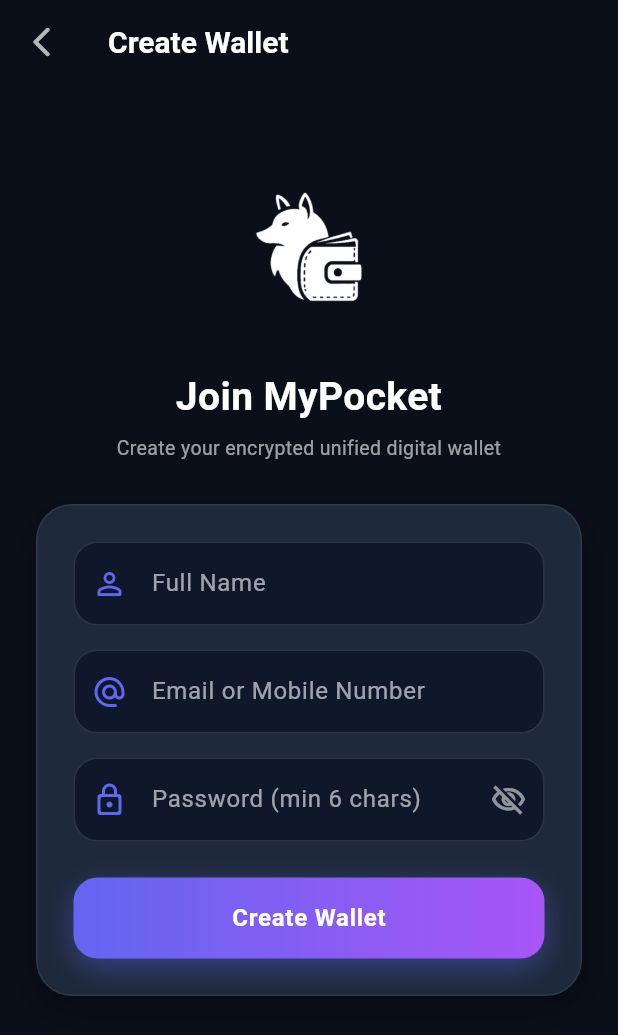
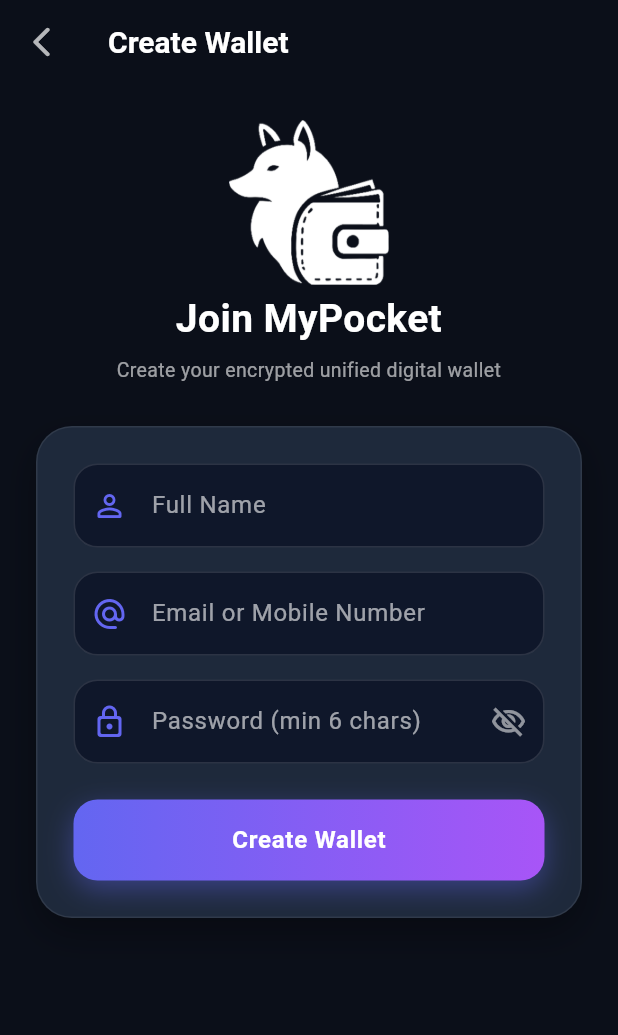
Before and after one commit to iam-ajmunna/MyPocket--A-Unified-Digital-Wallet, a Flutter app: the screen it shows after launch, after a tap on "Create Wallet", on a phone screen of 412 x 824 dp. Shown: the top 1035 px of the screen. Run offline on Flutter 3.47's test engine with Material 3 defaults, Android fonts, the phone set to English and light mode, and no system bars; our stand-ins replace animated_notch_bottom_bar, camera, carousel_slider, cloud_firestore, dio, file_picker and 20 more; missing offline and left inert: app_settings, flutter_facebook_auth, googleapis; accounts and stored records are empty; network calls fail.

Commit message:
style(logo): Trim transparent image padding and remove gap between brand logo and MyPocket title text

```diff
--- a/application files/lib/features/auth/presentation/screens/login_screen.dart
+++ b/application files/lib/features/auth/presentation/screens/login_screen.dart
@@ -66,14 +66,14 @@ class _CleanLoginScreenState extends ConsumerState<CleanLoginScreen> {
                   Center(
                     child: Image.asset(
                       'assets/MyWallet White Logo.png',
-                      height: 170,
+                      height: 120,
                       fit: BoxFit.contain,
                       errorBuilder: (context, error, stackTrace) {
-                        return Image.asset('assets/MyWalletLogo.png', height: 150, fit: BoxFit.contain);
+                        return Image.asset('assets/MyWalletLogo.png', height: 110, fit: BoxFit.contain);
                       },
                     ),
                   ),
-                  const SizedBox(height: 20),
+                  const SizedBox(height: 4),
 
                   // Brand Title & Tagline
                   const Text(
--- a/application files/lib/features/auth/presentation/screens/register_screen.dart
+++ b/application files/lib/features/auth/presentation/screens/register_screen.dart
@@ -77,14 +77,14 @@ class _CleanRegisterScreenState extends ConsumerState<CleanRegisterScreen> {
                 Center(
                   child: Image.asset(
                     'assets/MyWallet White Logo.png',
-                    height: 150,
+                    height: 110,
                     fit: BoxFit.contain,
                     errorBuilder: (context, error, stackTrace) {
-                      return Image.asset('assets/MyWalletLogo.png', height: 140, fit: BoxFit.contain);
+                      return Image.asset('assets/MyWalletLogo.png', height: 100, fit: BoxFit.contain);
                     },
                   ),
                 ),
-                const SizedBox(height: 16),
+                const SizedBox(height: 4),
                 const Text(
                   'Join MyPocket',
                   textAlign: TextAlign.center,
```
Also changed, not shown: LOGO/MyWallet Logo.png, LOGO/MyWallet White Logo.png, application files/assets/MyWallet White Logo.png, application files/assets/MyWalletLogo.png.
